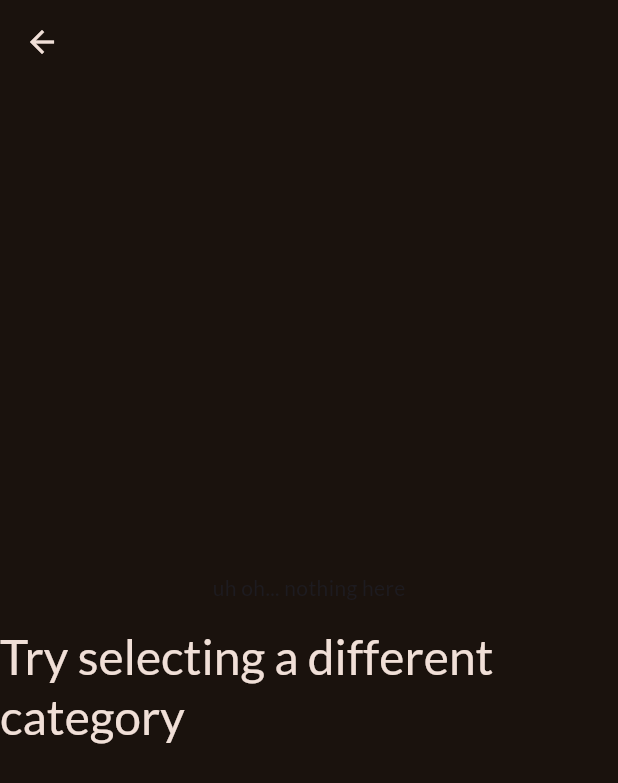
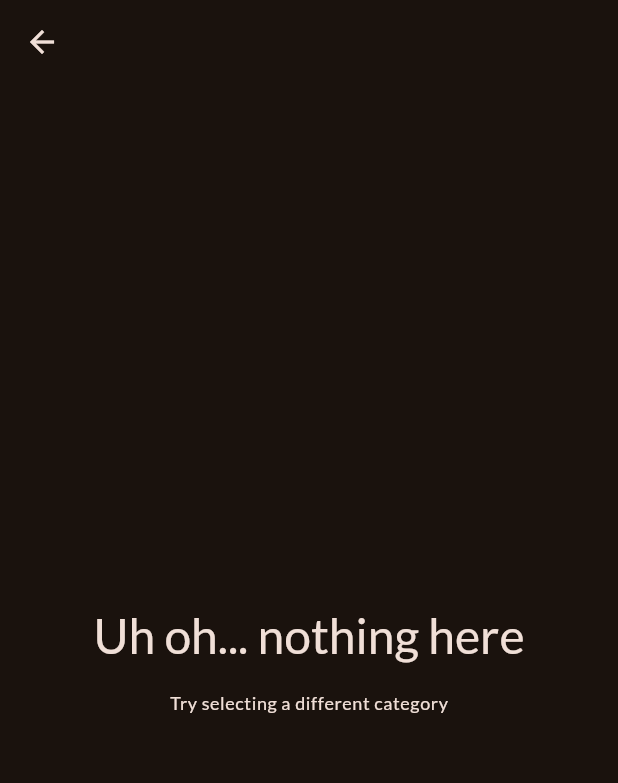
Before and after one commit to jarbunn/meals, a Flutter app: the MealsScreen screen opened directly with empty values, on a phone screen of 412 x 824 dp. Shown: the top 783 px of the screen. Run offline on Flutter 3.47's test engine with Material 3 defaults, Android fonts, the phone set to English and light mode, and no system bars; our stand-ins replace google_fonts.

Commit message:
Added screen nav to categories

```diff
--- a/lib/screens/meals.dart
+++ b/lib/screens/meals.dart
@@ -10,6 +10,7 @@ class MealsScreen extends StatelessWidget {
   @override
   Widget build(context) {
     Widget content = ListView.builder(
+      itemCount: meals.length,
       itemBuilder: (ctx, index) => Text(
         meals[index].title,
       ),
@@ -20,13 +21,19 @@ class MealsScreen extends StatelessWidget {
         child: Column(
           mainAxisSize: MainAxisSize.min,
           children: [
-            const Text('uh oh... nothing here'),
+            Text(
+              'Uh oh... nothing here',
+              style: Theme.of(context)
+                  .textTheme
+                  .headlineLarge!
+                  .copyWith(color: Theme.of(context).colorScheme.onSurface),
+            ),
             const SizedBox(height: 16),
             Text(
               'Try selecting a different category',
               style: Theme.of(context)
                   .textTheme
-                  .headlineLarge!
+                  .bodySmall!
                   .copyWith(color: Theme.of(context).colorScheme.onSurface),
             ),
           ],
--- a/lib/widgets/category_grid_item.dart
+++ b/lib/widgets/category_grid_item.dart
@@ -2,14 +2,15 @@ import 'package:flutter/material.dart';
 import 'package:meals/models/category.dart';
 
 class CategoryGridItem extends StatelessWidget {
-  const CategoryGridItem({super.key, required this.category});
+  const CategoryGridItem({super.key, required this.category, required this.onSelectCategory});
 
   final Category category;
+  final void Function() onSelectCategory;
 
   @override
   Widget build(BuildContext context) {
     return InkWell(
-      onTap: () {},
+      onTap: onSelectCategory,
       splashColor: Theme.of(context).primaryColor,
       borderRadius:  BorderRadius.circular(16),
       child: Container(
```
Also changed, not shown: lib/screens/categories.dart (+22 -1 lines).
